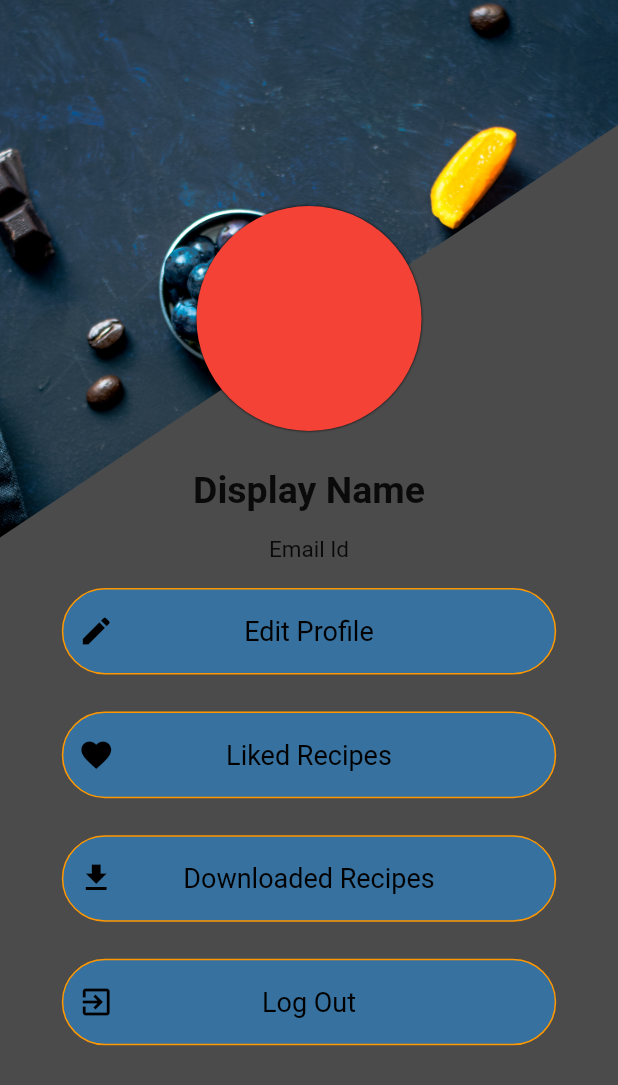
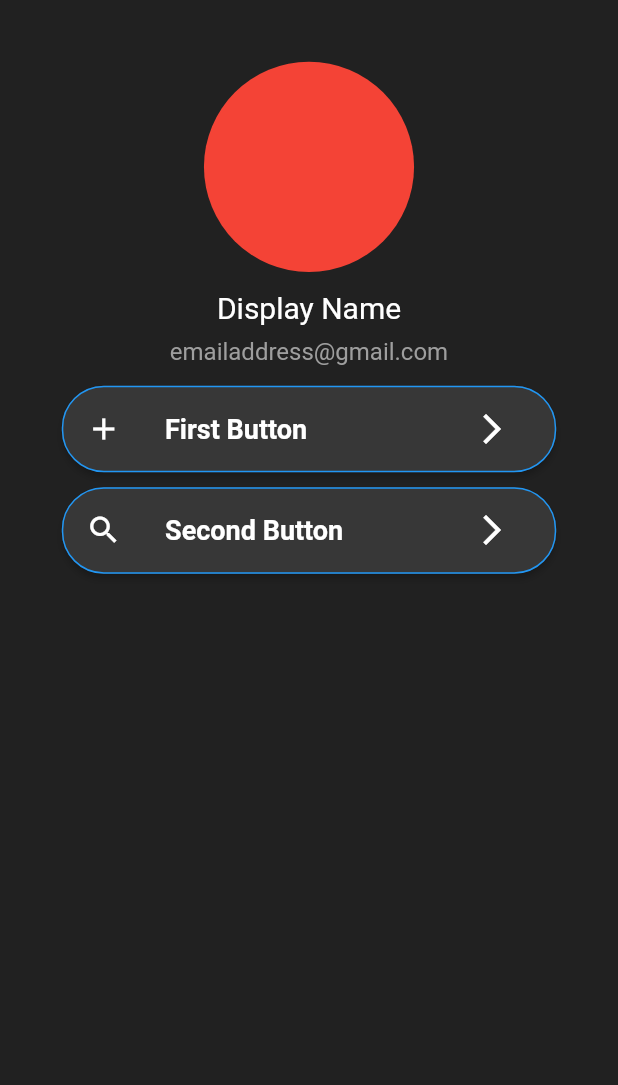
Before and after one commit to Akshaykale84/RecipeApp, a Flutter app: the ProfilePage screen opened directly, on a phone screen of 412 x 824 dp. Shown: the top 1085 px of the screen. Run offline on Flutter 3.47's test engine with Material 2 defaults, Android fonts, the phone set to English and light mode, and no system bars; our stand-ins replace carousel_slider, google_nav_bar.

Commit message:
profile page ui 30%

```diff
--- a/lib/main_page.dart
+++ b/lib/main_page.dart
@@ -18,7 +18,7 @@ class _MainPageState extends State<MainPage> {
     HomePage(),
     SearchPage(),
     CategoryPage(),
-    ProfilePage()
+    ProfilePage(),
   ];
   void _onPageChanged(int index) {}
 
--- a/lib/screens/homepage/components/desert_list.dart
+++ b/lib/screens/homepage/components/desert_list.dart
@@ -1,7 +1,7 @@
 import 'package:flutter/material.dart';
 
 class DesertList extends StatelessWidget {
-   DesertList({
+  DesertList({
     Key key,
     @required this.list,
     @required this.context,
@@ -57,9 +57,10 @@ class DesertList extends StatelessWidget {
                 return Container(
                   height: 180,
                   width: MediaQuery.of(context).size.width * 0.9,
-                  child: true
-                      ? buildDesertRowLeft(index)
-                      : buildDesertRowRight(index),
+                  child: buildDesertRowLeft(index),
+                  // child: isDesertLeft
+                  //     ? buildDesertRowLeft(index)
+                  //     : buildDesertRowRight(index),
                 );
               },
             ),
--- a/lib/screens/homepage/home_export.dart
+++ b/lib/screens/homepage/home_export.dart
@@ -3,3 +3,4 @@ export 'package:RecipeApp/screens/homepage/components/desert_list.dart';
 export 'package:RecipeApp/screens/homepage/components/home_slider.dart';
 export 'package:RecipeApp/screens/homepage/components/low_calories_list.dart';
 export 'package:RecipeApp/screens/homepage/components/popular_list.dart';
+export 'package:RecipeApp/screens/homepage/components/body.dart';
--- a/lib/screens/homepage/home_page.dart
+++ b/lib/screens/homepage/home_page.dart
@@ -1,4 +1,4 @@
-import 'package:RecipeApp/screens/homepage/components/body.dart';
+import 'package:RecipeApp/screens/homepage/home_export.dart';
 import 'package:RecipeApp/size_config.dart';
 import 'package:flutter/material.dart';
 
--- /dev/null
+++ b/lib/screens/profilepage/components/profile_button.dart
@@ -0,0 +1,64 @@
+import 'package:flutter/material.dart';
+
+class ProfileButton extends StatelessWidget {
+  const ProfileButton({
+    @required this.icon,
+    @required this.data,
+    @required this.tap,
+    Key key,
+  }) : super(key: key);
+  final IconData icon;
+  final String data;
+  final Function tap;
+
+  @override
+  Widget build(BuildContext context) {
+    return Container(
+      margin: EdgeInsets.all(5),
+      height: MediaQuery.of(context).size.height * 0.07,
+      width: MediaQuery.of(context).size.width * 0.80,
+      child: RaisedButton(
+        color: Color(0xff373737),
+        shape: RoundedRectangleBorder(
+          borderRadius: BorderRadius.circular(28.0),
+          side: BorderSide(color: Colors.blue),
+        ),
+        child: buildButtonBody(context),
+        onPressed: tap,
+      ),
+    );
+  }
+
+  Row buildButtonBody(BuildContext context) {
+    return Row(
+        children: [
+          Icon(
+            icon,
+            color: Colors.white,
+          ),
+          SizedBox(
+            width: MediaQuery.of(context).size.width * 0.07,
+          ),
+          Row(
+            children: [
+              Container(
+                width: MediaQuery.of(context).size.width * 0.50,
+                child: Text(
+                  "$data",
+                  style: TextStyle(
+                    fontWeight: FontWeight.bold,
+                    fontSize: 18,
+                    color: Colors.white,
+                  ),
+                ),
+              ),
+              Icon(
+                Icons.arrow_forward_ios,
+                color: Colors.white,
+              ),
+            ],
+          ),
+        ],
+      );
+  }
+}
--- /dev/null
+++ b/lib/screens/profilepage/profile_export.dart
@@ -0,0 +1 @@
+export 'package:RecipeApp/screens/profilepage/components/profile_button.dart';
--- a/lib/screens/profilepage/profile_page.dart
+++ b/lib/screens/profilepage/profile_page.dart
@@ -1,139 +1,70 @@
 import 'package:flutter/material.dart';
-
-class ProfilePage extends StatefulWidget {
-  @override
-  _ProfilePageState createState() => _ProfilePageState();
-}
-
-class _ProfilePageState extends State<ProfilePage> {
-
-  void editTap() {
-
-  }
-
-  void likedTap() {
-
-  }
-
-  void downloadTap() {
-
-  }
-
-  void logoutTap() {
-
-  }
-  @override
-  void initState() {
-    super.initState();
-    print("profile");
-  }
+import 'package:RecipeApp/screens/profilepage/profile_export.dart';
+class ProfilePage extends StatelessWidget {
+  const ProfilePage({Key key}) : super(key: key);
 
   @override
   Widget build(BuildContext context) {
     return Scaffold(
-      body: Container(
-        decoration: BoxDecoration(
-          color: Colors.black.withOpacity(0.7)
-        ),
-        child: Stack(
+      backgroundColor: Color(0xff212121),
+      body: SafeArea(
+        child: Container(
+          child: Column(
             children: <Widget>[
-            ClipPath(
+              Container(
+                width: MediaQuery.of(context).size.width,
+                height: MediaQuery.of(context).size.height * 0.22,
+                color: Colors.transparent,
+                child: Align(
+                  alignment: Alignment.bottomCenter,
                   child: Container(
                     decoration: BoxDecoration(
-                  image: DecorationImage(
-                    image: AssetImage('assets/images/food.jpg'),
-                    fit: BoxFit.cover
+                      shape: BoxShape.circle,
+                      color: Colors.red,
+                    ),
+                    height: MediaQuery.of(context).size.height * 0.17,
                   ),
                 ),
               ),
-              clipper: GetClipper(),
+              SizedBox(
+                height: MediaQuery.of(context).size.height * 0.015,
               ),
-            Positioned(
-              width: MediaQuery.of(context).size.width,
-              top: MediaQuery.of(context).size.height / 6,
-              child: Column(
-                children: [
               Container(
-                    height: 150.0,
-                    width: 150.0,
-                    decoration: BoxDecoration(
-                      color: Colors.red,
-                      shape: BoxShape.circle,
-                      boxShadow: [
-                        BoxShadow(blurRadius: 0.7, color: Colors.black)
-                      ],
+                child: Center(
+                  child: Text(
+                    "Display Name",
+                    style: TextStyle(color: Colors.white, fontSize: 20),
+                  ),
                 ),
               ),
               SizedBox(
-                    height: MediaQuery.of(context).size.height * 0.03,
+                height: MediaQuery.of(context).size.height * 0.01,
               ),
-                  Text(
-                    'Display Name',
-                    style: TextStyle(fontSize: 25, fontWeight: FontWeight.bold,),
+              Container(
+                child: Center(
+                  child: Text(
+                    "emailaddress@gmail.com",
+                    style: TextStyle(color: Colors.grey, fontSize: 16),
+                  ),
+                ),
               ),
               SizedBox(
-                    height: MediaQuery.of(context).size.height * 0.02,
+                height: MediaQuery.of(context).size.height * 0.01,
               ),
-                  Text(
-                    'Email Id',
-                    style: TextStyle(fontSize: 15, fontWeight: FontWeight.normal),
+              Container(
+                child: Column(
+                  children: <Widget>[
+                    ProfileButton(
+                      icon: Icons.add,
+                      data: "First Button",
+                      tap: () {},
                     ),
-                  SizedBox(
-                    height: MediaQuery.of(context).size.height * 0.02,
-                  ),
-                  Column(
-                    children: <Widget>[
-                      buildProfileButtons(context, Icons.edit, "Edit Profile", editTap),
-                      SizedBox(height: MediaQuery.of(context).size.height * 0.03,),
-                      buildProfileButtons(context, Icons.favorite, "Liked Recipes", likedTap),
-                      SizedBox(height: MediaQuery.of(context).size.height * 0.03,),
-                      buildProfileButtons(context, Icons.file_download, "Downloaded Recipes", downloadTap),
-                      SizedBox(height: MediaQuery.of(context).size.height * 0.03,),
-                      buildProfileButtons(context, Icons.exit_to_app, "Log Out", logoutTap),
-                      SizedBox(height: MediaQuery.of(context).size.height * 0.03,),
-                    ],
+                    ProfileButton(
+                      icon: Icons.search,
+                      data: "Second Button",
+                      tap: () => print("hhh"),
                     ),
                   ],
-              ),
-            ),
-          ],
-        ),
-      ),
-    );
-  }
-
-  GestureDetector buildProfileButtons(BuildContext context, IconData icon, String data, Function tap) {
-    return GestureDetector(
-      child: Container(
-        height: MediaQuery.of(context).size.height * 0.07,
-        width: MediaQuery.of(context).size.width * 0.80,
-        decoration: BoxDecoration(
-          borderRadius: BorderRadius.circular(30),
-          color: Colors.blue.withOpacity(0.5),
-          border: Border.all(
-            width: 1,
-            color: Colors.orange,
-            style: BorderStyle.solid
-          ),
-        ),
-        child: Padding(
-          padding: const EdgeInsets.all(10.0),
-          child: Row(
-            children: <Widget>[
-              Icon(
-                icon,
-                color: Colors.black,
-              ),
-              //SizedBox(width: MediaQuery.of(context).size.width * 0.18,),
-              Container(
-                width: MediaQuery.of(context).size.width * 0.63,
-                alignment: Alignment.center,
-                child: Text(
-                  '$data',
-                  style: TextStyle(
-                    color: Colors.black,
-                    fontSize: 18
-                  ),
                 ),
               ),
             ],
@@ -143,19 +74,3 @@ class _ProfilePageState extends State<ProfilePage> {
     );
   }
 }
-
-class GetClipper extends CustomClipper<Path> {
-  @override
-  Path getClip(Size size) {
-    var path = new Path();
-    path.lineTo(0.0, size.height / 2.3);
-    path.lineTo(size.width + 125, 0.0);
-    path.close();
-    return path;
-  }
-
-  @override
-  bool shouldReclip(CustomClipper<Path> oldClipper) {
-    return true;
-  }
-}
--- a/lib/screens/searchpage/search_page.dart
+++ b/lib/screens/searchpage/search_page.dart
@@ -1,6 +1,5 @@
 import 'package:RecipeApp/screens/searchpage/components/search_result.dart';
 import 'package:flutter/material.dart';
-import 'package:RecipeApp/main_page.dart';
 
 class SearchPage extends StatefulWidget {
   const SearchPage({Key key}) : super(key: key);
```
Lines whose indentation alone changed are shown as unchanged.
